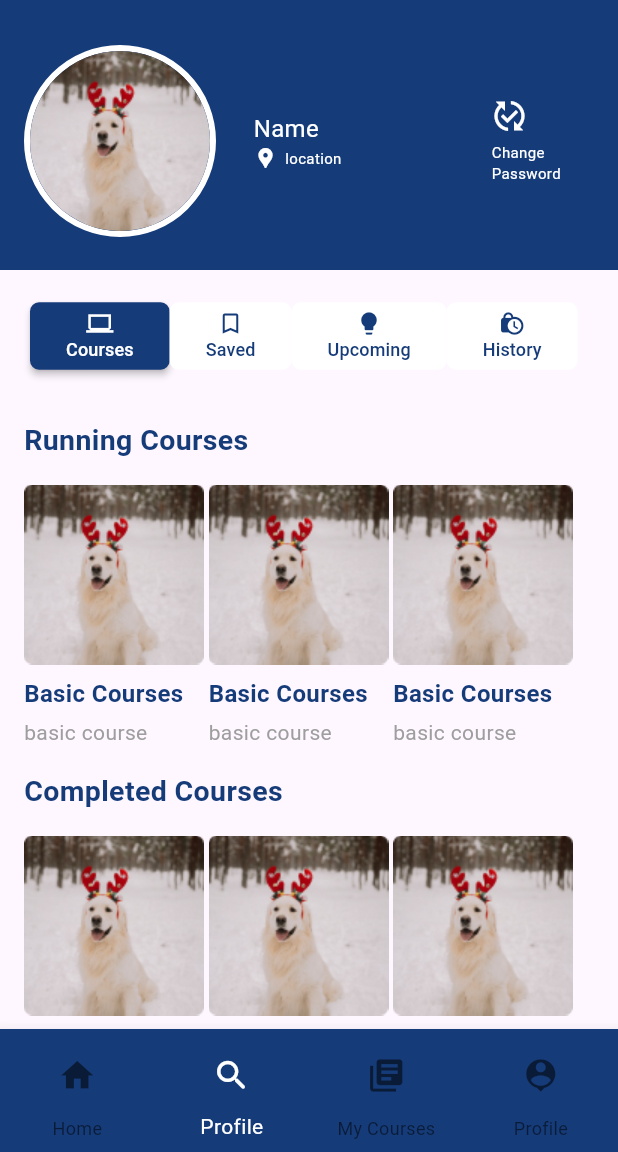
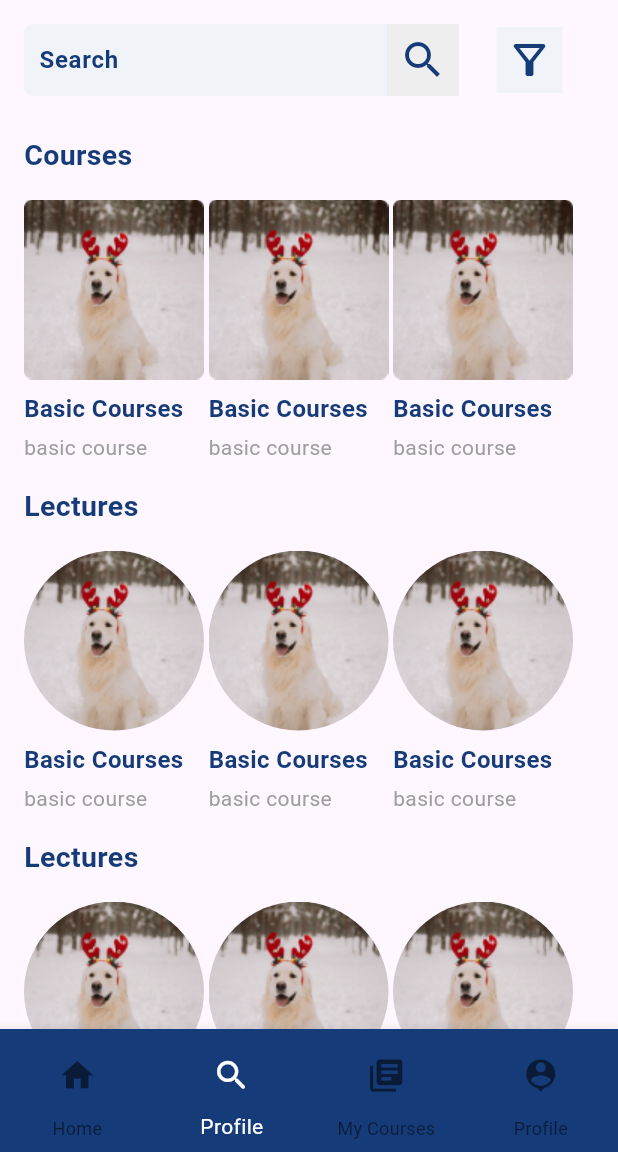
Before and after one commit to sbadoni21/vidyamani, a Flutter app: the screen it shows once a user with an empty profile is signed in, item 2 of the bottom bar chosen, on a phone screen of 412 x 824 dp, the part 84-1236 px from its top. Run offline on Flutter 3.47's test engine with Material 3 defaults, Android fonts, the phone set to English and light mode, and no system bars; our stand-ins replace animated_splash_screen, carousel_slider, cloud_firestore, email_validator, firebase_auth, firebase_core and 7 more; accounts and stored records are empty.

Commit message:
search page added

```diff
--- a/lib/components/search_bar.dart
+++ b/lib/components/search_bar.dart
@@ -1,56 +1,72 @@
 import 'package:flutter/material.dart';
+import 'package:vidyamani/utils/static.dart';
 
-class SearchBarWithButton extends StatefulWidget
-    implements PreferredSizeWidget {
+class SearchBarsection extends StatelessWidget {
   @override
-  Size get preferredSize => const Size.fromHeight(75.00);
-  final String hintText;
+  Widget build(BuildContext context) {
+    double screenWidth = MediaQuery.of(context).size.width;
+    double barWidth = (290); // Divide by the number of bars
 
-  const SearchBarWithButton({super.key, required this.hintText});
+    return Row(
+      children: [
+        SearchBar(barWidth: barWidth),
+        SizedBox(
+          width: 25,
+        ),
+        Container(
+          width: 44,
+          height: 44,
+          color: Color.fromRGBO(240, 243, 248, 1),
+          child: Icon(
+            Icons.filter_alt_outlined,
+            size: 32,
+            color: bgColor,
+          ),
+        )
+      ],
+    );
+  }
+}
+
+class SearchBar extends StatelessWidget {
+  final double barWidth;
+
+  const SearchBar({required this.barWidth});
 
   @override
-  State<SearchBarWithButton> createState() => _SearchBarWithButtonState();
-}
-
-class _SearchBarWithButtonState extends State<SearchBarWithButton> {
-  @override
   Widget build(BuildContext context) {
-    return Padding(
-      padding: const EdgeInsets.all(12.0),
-      child: SearchBar(
-        trailing: [
-          const Icon(
-            Icons.search,
-            color: Colors.blueAccent,
+    return Container(
+      width: barWidth,
+      decoration: BoxDecoration(
+        color: Color.fromRGBO(240, 243, 248, 1),
+        borderRadius: BorderRadius.circular(6),
+      ),
+      child: Row(
+        children: [
+          Expanded(
+            child: TextField(
+              enableSuggestions: true,
+              decoration: InputDecoration(
+                  border: InputBorder.none,
+                  contentPadding: EdgeInsets.all(10),
+                  hintText: 'Search',
+                  hintStyle: TextStyle(
+                    color: bgColor,
+                    fontWeight: FontWeight.w600,
+                    fontSize: 16,
+                  )),
+            ),
           ),
-          IconButton(
-            icon: const Icon(
-              Icons.keyboard_voice,
-              color: Colors.blueAccent,
+          Container(
+            padding: EdgeInsets.all(8),
+            color: Colors.grey[200],
+            child: Icon(
+              Icons.search,
+              color: bgColor,
+              size: 32,
             ),
-            onPressed: () {
-              print('Use voice command');
-            },
-          ),
-          IconButton(
-            icon: const Icon(
-              Icons.camera_alt,
-              color: Colors.blueAccent,
-            ),
-            onPressed: () {
-              print('Use image search');
-            },
           ),
         ],
-        hintText: widget.hintText,
-        hintStyle: MaterialStateProperty.resolveWith(
-          (states) => TextStyle(
-            color: states.contains(MaterialState.disabled)
-                ? Colors.indigo.shade700.withOpacity(
-                    0.5) // Adjust the disabled hint color if needed
-                : Colors.indigo.shade700, // Set the hint text color to black
-          ),
-        ),
       ),
     );
   }
--- a/lib/screens/home_page.dart
+++ b/lib/screens/home_page.dart
@@ -55,7 +55,7 @@ class _HomePageState extends State<HomePage> {
         appBar: CustomAppBar(),
         body: IndexedStack(index: currentIndex, children: [
           _buildHomePage(context),
-          const ProfilePage(),
+          const SearchBarButton(),
           const ProfilePage(),
           const ProfilePage(),
         ]),
--- a/lib/screens/search_page.dart
+++ b/lib/screens/search_page.dart
@@ -1,226 +1,146 @@
+import 'package:flutter/material.dart';
+import 'package:vidyamani/components/categories_component.dart';
+import 'package:vidyamani/components/circular_tiles_component.dart';
+import 'package:vidyamani/components/featured_courses_component.dart';
+import 'package:vidyamani/components/heading_component.dart';
+import 'package:vidyamani/components/search_bar.dart';
+import 'package:vidyamani/screens/courses_page.dart';
 
+class SearchBarButton extends StatefulWidget {
+  const SearchBarButton({super.key});
 
-// import 'package:flutter/material.dart';
-// import 'package:vidyamani/components/search_bar.dart';
+  @override
+  _SearchBarButtonState createState() => _SearchBarButtonState();
+}
 
-// class SearchBarButton extends StatefulWidget {
-//   const SearchBarButton({super.key});
-
-//   @override
-//   _SearchBarButtonState createState() => _SearchBarButtonState();
-// }
-
-// final List<Map<String, String>> searchOptions = [
-//   {"schoolName": "School 1", "imageUrl": "assets/school2.png"},
-//   {"schoolName": "School 2", "imageUrl": "assets/school2.png"},
-//   {"schoolName": "School 3", "imageUrl": "assets/school2.png"},
-// ];
-// final List<Map<String, String>> imageSchools = [
-//   {"schoolName": "School 1", "imageUrl": "assets/school2.png"},
-//   {"schoolName": "School 2", "imageUrl": "assets/school2.png"},
-//   {"schoolName": "School 3", "imageUrl": "assets/school2.png"},
-// ];
-
-// final List<Map<String, String>> dreamSchools = [
-//   {"schoolName": "School 1", "imageUrl": "assets/school2.png"},
-//   {"schoolName": "School 2", "imageUrl": "assets/school4.png"},
-//   {"schoolName": "School 3", "imageUrl": "assets/school5.png"},
-//   {"schoolName": "School 4", "imageUrl": "assets/school6.png"},
-// ];
-
-// class _SearchBarButtonState extends State<SearchBarButton> {
-//   @override
-//   Widget build(BuildContext context) {
-//     return SafeArea(
-//       child: Scaffold(
-//           body: ListView(children: [
-//         Padding(
-//           padding: const EdgeInsets.fromLTRB(20, 20, 20, 20),
-//           child: Column(
-//             children: [
-//               const SearchBarWithButton(hintText: "Search boarding admissions"),
-//               const SizedBox(height: 20),
-//               Column(
-//                 children: searchOptions.map((option) {
-//                   return Padding(
-//                     padding: const EdgeInsets.only(bottom: 5.0),
-//                     child: ElevatedButton(
-//                       style: ElevatedButton.styleFrom(
-//                         backgroundColor: Colors.white,
-//                       ),
-//                       onPressed: () {},
-//                       child: Container(
-//                         padding: const EdgeInsets.all(8),
-//                         child: Column(
-//                           children: [
-//                             Row(
-//                               children: [
-//                                 Image.asset(option["imageUrl"]!),
-//                                 const SizedBox(width: 25),
-//                                 Text(
-//                                   option["schoolName"]!,
-//                                   style: const TextStyle(color: Colors.black),
-//                                 )
-//                               ],
-//                             ),
-//                           ],
-//                         ),
-//                       ),
-//                     ),
-//                   );
-//                 }).toList(),
-//               ),
-//               const SizedBox(
-//                 height: 15,
-//               ),
-//               const Divider(
-//                 thickness: 1,
-//                 color: Colors.blue,
-//               ),
-//               const SizedBox(height: 20),
-//               Container(
-//                 alignment: Alignment.centerLeft,
-//                 child: const Text(
-//                   'Top Courses',
-//                   style: TextStyle(
-//                     fontSize: 20,
-//                     fontWeight: FontWeight.w600,
-//                     color: Colors.blue,
-//                   ),
-//                 ),
-//               ),
-//               const SizedBox(height: 20),
-//               Row(
-//                 mainAxisAlignment: MainAxisAlignment.spaceEvenly,
-//                 children: imageSchools.map((school) {
-//                   final String? schoolName = school["schoolName"];
-//                   final String? imageUrl = school["imageUrl"];
-//                   if (schoolName != null && imageUrl != null) {
-//                     return ElevatedButton(
-//                       onPressed: () {
-//                         // Handle button press
-//                       },
-//                       style: ElevatedButton.styleFrom(
-//                         backgroundColor: const Color.fromRGBO(240, 255, 255, 1),
-//                         minimumSize: const Size(100, 100),
-//                         shape: RoundedRectangleBorder(
-//                           borderRadius: BorderRadius.circular(10.0),
-//                         ),
-//                         shadowColor: Colors.black54,
-//                       ),
-//                       child: Column(
-//                         mainAxisAlignment: MainAxisAlignment.center,
-//                         crossAxisAlignment: CrossAxisAlignment.center,
-//                         children: [
-//                           Container(
-//                             child: Image.asset(
-//                               imageUrl,
-//                               height: 100,
-//                               width: 100,
-//                             ),
-//                           ),
-//                           const SizedBox(
-//                             height: 10,
-//                           ),
-//                           Row(
-//                             mainAxisAlignment: MainAxisAlignment.start,
-//                             crossAxisAlignment: CrossAxisAlignment.start,
-//                             children: [
-//                               Padding(
-//                                 padding: const EdgeInsets.all(8.0),
-//                                 child: Text(
-//                                   schoolName,
-//                                   style: const TextStyle(
-//                                     color: Colors.blue,
-//                                   ),
-//                                 ),
-//                               ),
-//                             ],
-//                           ),
-//                         ],
-//                       ),
-//                     );
-//                   } else {
-//                     return Container();
-//                   }
-//                 }).toList(),
-//               ),
-//               const Padding(
-//                 padding: EdgeInsets.fromLTRB(0, 20, 0, 20),
-//                 child: Divider(
-//                   thickness: 1,
-//                   color: Colors.blue,
-//                 ),
-//               ),
-//               Container(
-//                 alignment: Alignment.centerLeft,
-//                 child: const Text(
-//                   'Dream Schools',
-//                   style: TextStyle(
-//                     fontSize: 20,
-//                     fontWeight: FontWeight.w600,
-//                     color: Colors.blue,
-//                   ),
-//                 ),
-//               ),
-//               const SizedBox(height: 20),
-//               Row(
-//                 mainAxisAlignment: MainAxisAlignment.spaceEvenly,
-//                 children: dreamSchools.map((school) {
-//                   final String? schoolName = school["schoolName"];
-//                   final String? imageUrl = school["imageUrl"];
-//                   if (schoolName != null && imageUrl != null) {
-//                     return Column(
-//                       children: [
-//                         ElevatedButton(
-//                           onPressed: () {
-//                             // Handle button press
-//                           },
-//                           style: ElevatedButton.styleFrom(
-//                             backgroundColor:
-//                                 const Color.fromRGBO(250, 250, 250, 1),
-//                             minimumSize: const Size(100, 100),
-//                             shape: RoundedRectangleBorder(
-//                               borderRadius: BorderRadius.circular(120.0),
-//                             ),
-//                             shadowColor: Colors.black87,
-//                           ),
-//                           child: Column(
-//                             mainAxisAlignment: MainAxisAlignment.center,
-//                             crossAxisAlignment: CrossAxisAlignment.center,
-//                             children: [
-//                               Container(
-//                                 padding: const EdgeInsets.fromLTRB(0, 12, 0, 0),
-//                                 child: Image.asset(
-//                                   imageUrl,
-//                                   height: 60,
-//                                   width: 60,
-//                                 ),
-//                               ),
-//                             ],
-//                           ),
-//                         ),
-//                         const SizedBox(
-//                           height: 10,
-//                         ),
-//                         Text(
-//                           schoolName,
-//                           style: const TextStyle(
-//                               fontSize: 13,
-//                               color: Colors.blue,
-//                               fontWeight: FontWeight.w600),
-//                         )
-//                       ],
-//                     );
-//                   } else {
-//                     return Container();
-//                   }
-//                 }).toList(),
-//               ),
-//             ],
-//           ),
-//         ),
-//       ])),
-//     );
-//   }
-// }
+class _SearchBarButtonState extends State<SearchBarButton> {
+  @override
+  Widget build(BuildContext context) {
+    return SafeArea(
+      child: Scaffold(
+        body: ListView(
+          children: [
+            Padding(
+              padding: const EdgeInsets.fromLTRB(16, 16, 16, 16),
+              child: Column(
+                mainAxisAlignment: MainAxisAlignment.start,
+                crossAxisAlignment: CrossAxisAlignment.start,
+                children: [
+                  SearchBarsection(),
+                  const SizedBox(height: 26),
+                  const HeadingTitle(title: "Courses"),
+                  const SizedBox(height: 16),
+                  SingleChildScrollView(
+                    scrollDirection: Axis.horizontal,
+                    child: Row(
+                      children: [
+                        Tiles(
+                          imagePath: "lib/assets/images/featuredcourses.png",
+                          text1: "Basic Courses",
+                          text2: "basic course",
+                          pageRoute: MaterialPageRoute(
+                            builder: (context) => CoursesPage(),
+                          ),
+                        ),
+                        SizedBox(width: 3),
+                        Tiles(
+                          imagePath: "lib/assets/images/featuredcourses.png",
+                          text1: "Basic Courses",
+                          text2: "basic course",
+                          pageRoute: MaterialPageRoute(
+                            builder: (context) => CoursesPage(),
+                          ),
+                        ),
+                        SizedBox(width: 3),
+                        Tiles(
+                          imagePath: "lib/assets/images/featuredcourses.png",
+                          text1: "Basic Courses",
+                          text2: "basic course",
+                          pageRoute: MaterialPageRoute(
+                            builder: (context) => CoursesPage(),
+                          ),
+                        ),
+                      ],
+                    ),
+                  ),
+                  const SizedBox(height: 16),
+                  const HeadingTitle(title: "Lectures"),
+                  const SizedBox(height: 16),
+                  SingleChildScrollView(
+                    scrollDirection: Axis.horizontal,
+                    child: Row(
+                      children: [
+                        CiruclarTiles(
+                          imagePath: "lib/assets/images/featuredcourses.png",
+                          text1: "Basic Courses",
+                          text2: "basic course",
+                          pageRoute: MaterialPageRoute(
+                            builder: (context) => CoursesPage(),
+                          ),
+                        ),
+                        SizedBox(width: 3),
+                        CiruclarTiles(
+                          imagePath: "lib/assets/images/featuredcourses.png",
+                          text1: "Basic Courses",
+                          text2: "basic course",
+                          pageRoute: MaterialPageRoute(
+                            builder: (context) => CoursesPage(),
+                          ),
+                        ),
+                        SizedBox(width: 3),
+                        CiruclarTiles(
+                          imagePath: "lib/assets/images/featuredcourses.png",
+                          text1: "Basic Courses",
+                          text2: "basic course",
+                          pageRoute: MaterialPageRoute(
+                            builder: (context) => CoursesPage(),
+                          ),
+                        ),
+                      ],
+                    ),
+                  ),
+                  const SizedBox(height: 16),
+                  const HeadingTitle(title: "Lectures"), // Duplicate?
+                  const SizedBox(height: 16),
+                  SingleChildScrollView(
+                    scrollDirection: Axis.horizontal,
+                    child: Row(
+                      children: [
+                        CiruclarTiles(
+                          imagePath: "lib/assets/images/featuredcourses.png",
+                          text1: "Basic Courses",
+                          text2: "basic course",
+                          pageRoute: MaterialPageRoute(
+                            builder: (context) => CoursesPage(),
+                          ),
+                        ),
+                        SizedBox(width: 3),
+                        CiruclarTiles(
+                          imagePath: "lib/assets/images/featuredcourses.png",
+                          text1: "Basic Courses",
+                          text2: "basic course",
+                          pageRoute: MaterialPageRoute(
+                            builder: (context) => CoursesPage(),
+                          ),
+                        ),
+                        SizedBox(width: 3),
+                        CiruclarTiles(
+                          imagePath: "lib/assets/images/featuredcourses.png",
+                          text1: "Basic Courses",
+                          text2: "basic course",
+                          pageRoute: MaterialPageRoute(
+                            builder: (context) => CoursesPage(),
+                          ),
+                        ),
+                      ],
+                    ),
+                  ),
+                ],
+              ),
+            ),
+          ],
+        ),
+      ),
+    );
+  }
+}
```
Also changed, not shown: lib/components/coursestopbar.dart (added, +95 -0 lines), lib/screens/course_detailspage.dart (added).
